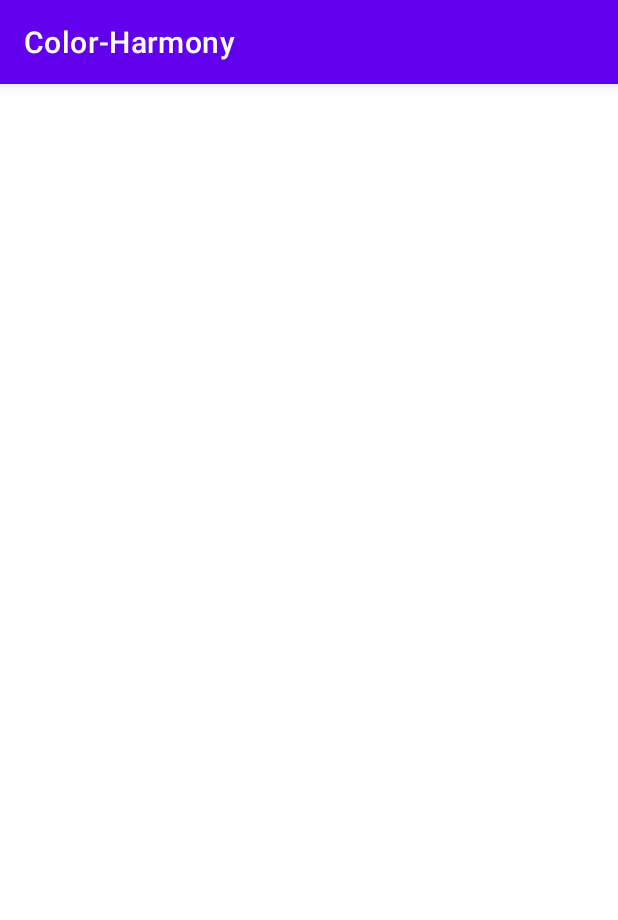
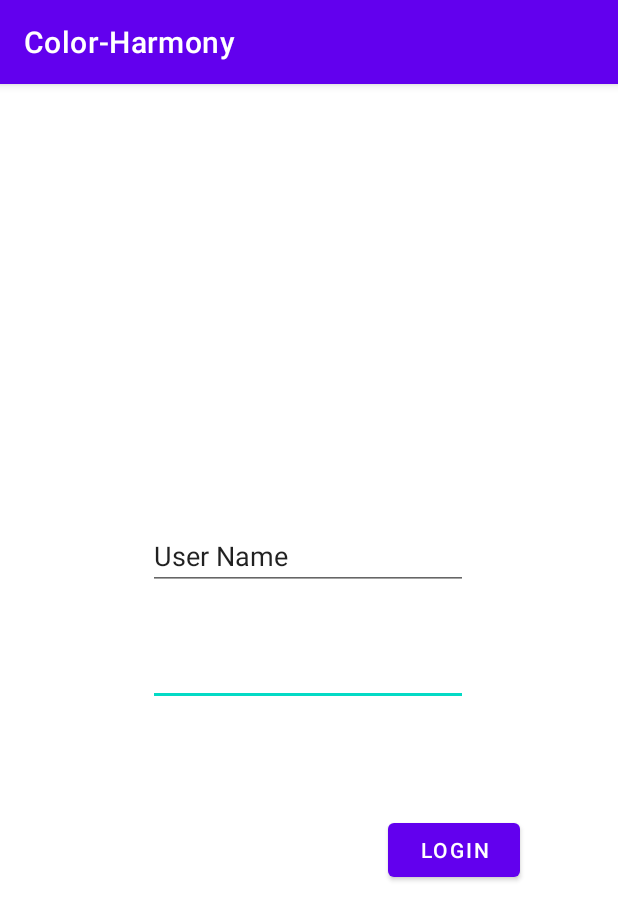
Before and after one commit to The-5D-s/Color-Harmony, an Android app: the Login screen opened directly, with no data from a screen before it, on a phone screen of 412 x 824 dp. Shown: the top 920 px of the screen. Run offline under Robolectric (Android 15) with nearby library versions, the phone set to English and light mode, and no system bars; libraries missing offline, so code that uses them is left out: com.amplifyframework, com.amplifyframework.core; 1 statement that could not run was skipped.

Commit message:
login page basics

```diff
--- a/app/src/main/java/com/example/color_harmony/Login.java
+++ b/app/src/main/java/com/example/color_harmony/Login.java
@@ -3,6 +3,10 @@ package com.example.color_harmony;
 import androidx.appcompat.app.AppCompatActivity;
 
 import android.os.Bundle;
+import android.util.Log;
+import android.widget.EditText;
+
+import com.amplifyframework.core.Amplify;
 
 public class Login extends AppCompatActivity {
 
@@ -10,5 +14,23 @@ public class Login extends AppCompatActivity {
     protected void onCreate(Bundle savedInstanceState) {
         super.onCreate(savedInstanceState);
         setContentView(R.layout.activity_login);
+
+
+
+        Amplify.Auth.fetchAuthSession(
+                result -> Log.i("AmplifyQuickstart", result.toString()),
+                error -> Log.e("AmplifyQuickstart", error.toString())
+        );
+
+        EditText userName=findViewById(R.id.userName);
+        EditText password=findViewById(R.id.password);
+
+
+
+
+
+
+
+
     }
 }
--- a/app/src/main/res/layout/activity_login.xml
+++ b/app/src/main/res/layout/activity_login.xml
@@ -6,4 +6,43 @@
     android:layout_height="match_parent"
     tools:context=".Login">
 
+    <EditText
+        android:id="@+id/password"
+        android:layout_width="wrap_content"
+        android:layout_height="wrap_content"
+        android:layout_marginTop="32dp"
+        android:ems="10"
+        android:inputType="textPersonName|textPassword"
+        app:layout_constraintBottom_toBottomOf="parent"
+        app:layout_constraintEnd_toEndOf="parent"
+        app:layout_constraintHorizontal_bias="0.497"
+        app:layout_constraintStart_toStartOf="parent"
+        app:layout_constraintTop_toBottomOf="@+id/userName"
+        app:layout_constraintVertical_bias="0.0" />
+
+    <EditText
+        android:id="@+id/userName"
+        android:layout_width="wrap_content"
+        android:layout_height="wrap_content"
+        android:layout_marginTop="292dp"
+        android:ems="10"
+        android:inputType="textPersonName"
+        android:text="User Name"
+        app:layout_constraintEnd_toEndOf="parent"
+        app:layout_constraintHorizontal_bias="0.497"
+        app:layout_constraintStart_toStartOf="parent"
+        app:layout_constraintTop_toTopOf="parent" />
+
+    <Button
+        android:id="@+id/loginButton"
+        android:layout_width="wrap_content"
+        android:layout_height="wrap_content"
+        android:layout_marginTop="68dp"
+        android:text="Login"
+        app:layout_constraintBottom_toBottomOf="parent"
+        app:layout_constraintEnd_toEndOf="parent"
+        app:layout_constraintHorizontal_bias="0.798"
+        app:layout_constraintStart_toStartOf="parent"
+        app:layout_constraintTop_toBottomOf="@+id/password"
+        app:layout_constraintVertical_bias="0.016" />
 </androidx.constraintlayout.widget.ConstraintLayout>
```
Also changed, not shown: app/src/main/java/com/example/color_harmony/PaletteGenerator.java (line endings or trailing spaces).
